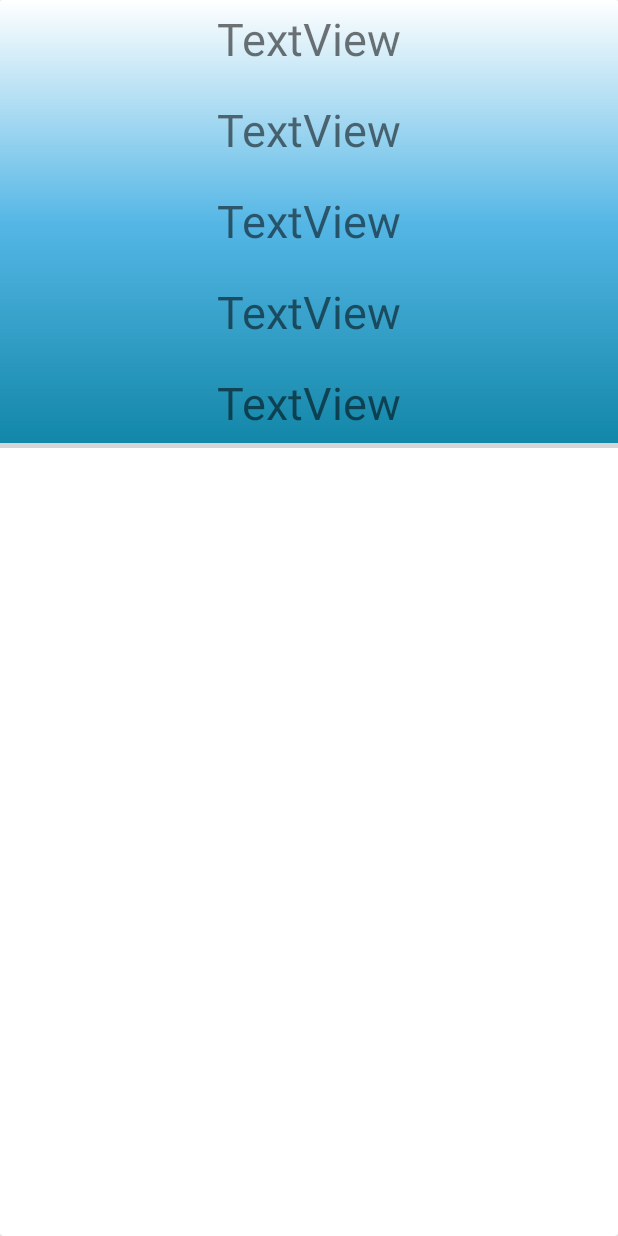
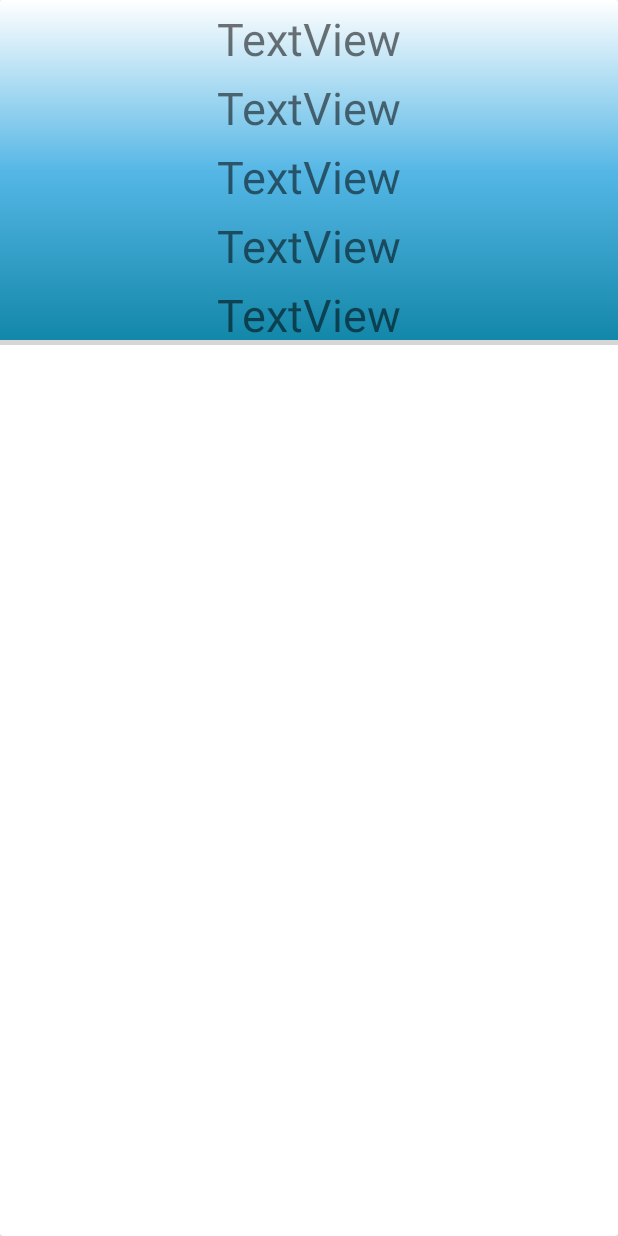
Before and after one commit to ricardoszpo/Dep, an Android app: the layout layouttodos.xml on its own in the app's theme, with its tools: preview values and no code run, on a phone screen of 412 x 824 dp. Run offline under Robolectric (Android 15) with nearby library versions, the phone set to English and light mode, and no system bars; grey boxes are pictures that could not be loaded.

Commit message:
atualização

```diff
--- a/carros/app/src/main/java/com/example/carros/Recycleraptertodos.java
+++ b/carros/app/src/main/java/com/example/carros/Recycleraptertodos.java
@@ -32,8 +32,8 @@ public class Recycleraptertodos extends RecyclerView.Adapter<Recycleraptertodos.
     @Override
     public void onBindViewHolder(@NonNull Recycleraptertodos.MyviewHolder holder, int position) {
         Carro c = lista.get(position);
-        holder.marcaT.setText(c.getPlaca());
-        holder.modeloT.setText(c.getmarca());
+        holder.marcaT.setText(c.getmarca());
+        holder.modeloT.setText(c.getModelo());
         holder.anoT.setText(c.getAno());
         holder.placaT.setText(c.getPlaca());
         holder.precoT.setText(c.getpreco());
--- a/carros/app/src/main/java/com/example/carros/todososcarros.java
+++ b/carros/app/src/main/java/com/example/carros/todososcarros.java
@@ -99,8 +99,7 @@ public class todososcarros extends Fragment {
                 }
                 Recycleraptertodos adapter = new Recycleraptertodos(getContext(),lista,c -> {
                     AlertDialog.Builder alerta = new AlertDialog.Builder(getContext());
-                    alerta.setTitle(c.getPlaca());
-                    String mensagem = "Nome: "+c.getNome()+"\nTelefone: "+c.getTelefone()+"\nAtendimento: "+c.getAtendimento()+"\nInfraestrutura: "+c.getInfraestrutura()+"\nQualidade do serviço: "+c.getQualidadedoservico()+"\nConhecimento: "+c.getConhecimento()+"\nMes: "+c.getMes()+"\nano: "+c.getAno();
+                    String mensagem = "Marca: "+c.getmarca()+"\nModelo: "+c.getModelo()+"\nPlaca: "+c.getPlaca()+"\nAno: "+c.getAno()+"\nPreço  : "+c.getpreco();
                     alerta.setMessage(mensagem);
                     alerta.show();
                 });
--- a/carros/app/src/main/res/layout/layouttodos.xml
+++ b/carros/app/src/main/res/layout/layouttodos.xml
@@ -9,6 +9,18 @@
         android:layout_width="match_parent"
         android:layout_height="wrap_content"
         android:background="@drawable/background">
+
+        <ImageView
+            android:id="@+id/imageView"
+            android:layout_width="0dp"
+            android:layout_height="3dp"
+            android:background="#000000"
+            app:layout_constraintBottom_toBottomOf="parent"
+            app:layout_constraintEnd_toEndOf="parent"
+            app:layout_constraintStart_toStartOf="parent"
+            app:layout_constraintTop_toBottomOf="@+id/precoS"
+            app:layout_constraintVertical_bias="1.0"
+            tools:srcCompat="@tools:sample/avatars" />
 
         <TextView
             android:id="@+id/marcaT"
@@ -30,7 +42,7 @@
             android:layout_width="wrap_content"
             android:layout_height="wrap_content"
             android:layout_marginStart="50dp"
-            android:layout_marginTop="20dp"
+            android:layout_marginTop="5dp"
             android:layout_marginEnd="50dp"
             android:layout_marginBottom="40dp"
             android:text="TextView"
@@ -41,24 +53,11 @@
             app:layout_constraintTop_toBottomOf="@+id/marcaT"
             app:layout_constraintVertical_bias="0.0" />
 
-        <ImageView
-            android:id="@+id/imageView"
-            android:layout_width="0dp"
-            android:layout_height="3dp"
-            android:background="#000000"
-            app:layout_constraintBottom_toBottomOf="parent"
-            app:layout_constraintEnd_toEndOf="parent"
-            app:layout_constraintStart_toStartOf="parent"
-            app:layout_constraintTop_toBottomOf="@+id/precoS"
-            app:layout_constraintVertical_bias="1.0"
-            tools:srcCompat="@tools:sample/avatars" />
-
         <TextView
             android:id="@+id/anoT"
             android:layout_width="wrap_content"
             android:layout_height="wrap_content"
-            android:layout_marginTop="20dp"
-            android:layout_marginBottom="50dp"
+            android:layout_marginTop="5dp"
             android:text="TextView"
             android:textSize="30sp"
             app:layout_constraintBottom_toBottomOf="@+id/imageView"
@@ -71,8 +70,7 @@
             android:id="@+id/placaT"
             android:layout_width="wrap_content"
             android:layout_height="wrap_content"
-            android:layout_marginTop="20dp"
-            android:layout_marginBottom="70dp"
+            android:layout_marginTop="5dp"
             android:text="TextView"
             android:textSize="30sp"
             app:layout_constraintBottom_toBottomOf="parent"
@@ -85,8 +83,7 @@
             android:id="@+id/precoT"
             android:layout_width="wrap_content"
             android:layout_height="wrap_content"
-            android:layout_marginTop="20dp"
-            android:layout_marginBottom="10dp"
+            android:layout_marginTop="5dp"
             android:text="TextView"
             android:textSize="30sp"
             app:layout_constraintBottom_toBottomOf="parent"
```
